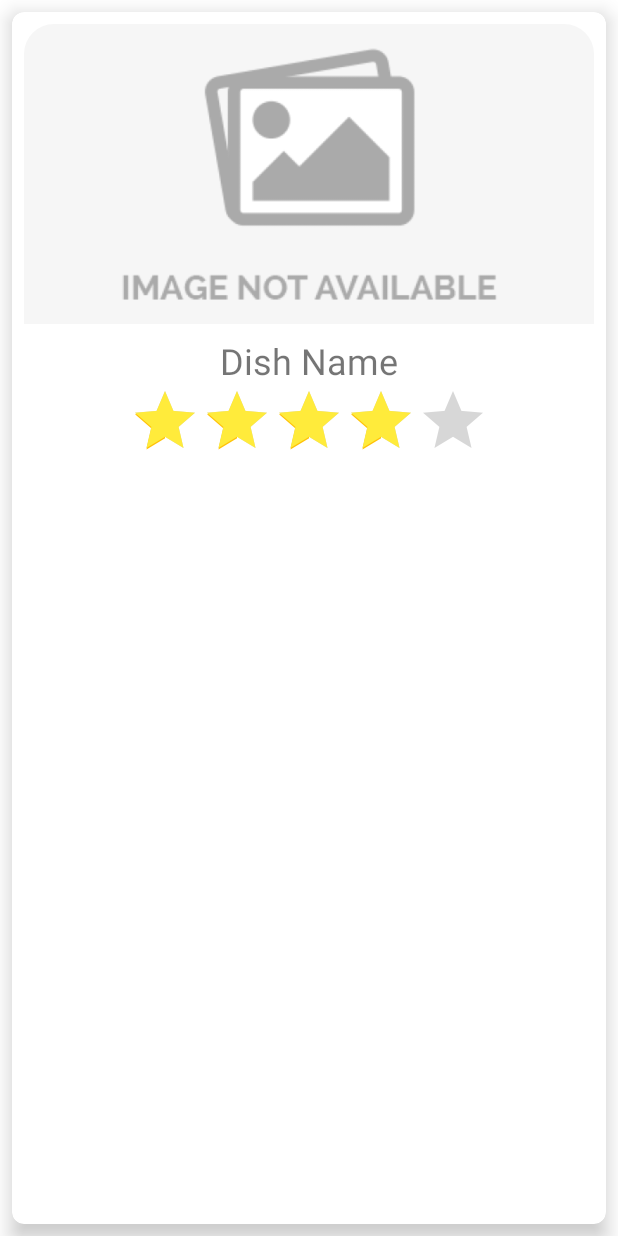
After one commit to ybiblow/FooDiary, an Android app: the layout fragment_dish.xml on its own in the app's theme, with its tools: preview values and no code run, on a phone screen of 412 x 824 dp. The commit adds this screen. Run offline under Robolectric (Android 15) with nearby library versions, the phone set to English and light mode, and no system bars.

Commit message:
finished skeleton for fragment_dish.xml

```diff
--- a/app/build.gradle
+++ b/app/build.gradle
@@ -45,6 +45,7 @@ dependencies {
 
     implementation 'com.google.firebase:firebase-database:20.0.3'
     implementation 'androidx.legacy:legacy-support-v4:1.0.0'
+    implementation 'com.google.firebase:firebase-storage:20.0.0'
     testImplementation 'junit:junit:4.+'
     androidTestImplementation 'androidx.test.ext:junit:1.1.3'
     androidTestImplementation 'androidx.test.espresso:espresso-core:3.4.0'
--- a/app/src/main/java/dev/jacob_ba/foodiary/adapters/RestaurantAdapter.java
+++ b/app/src/main/java/dev/jacob_ba/foodiary/adapters/RestaurantAdapter.java
@@ -67,7 +67,7 @@ public class RestaurantAdapter extends RecyclerView.Adapter<RecyclerView.ViewHol
         private MaterialTextView restaurant_name;
         private MaterialTextView restaurant_category;
         private AppCompatRatingBar restaurant_rating;
-        Restaurant restaurant;
+        private Restaurant restaurant;
 
         public RestaurantViewHolder(@NonNull View itemView) {
 
--- a/app/src/main/java/dev/jacob_ba/foodiary/fragments/RestaurantFragment.java
+++ b/app/src/main/java/dev/jacob_ba/foodiary/fragments/RestaurantFragment.java
@@ -14,7 +14,6 @@ import android.util.Log;
 import android.view.LayoutInflater;
 import android.view.View;
 import android.view.ViewGroup;
-import android.widget.ImageView;
 import android.widget.RatingBar;
 import android.widget.TextView;
 
@@ -24,7 +23,6 @@ import java.util.ArrayList;
 
 import dev.jacob_ba.foodiary.R;
 import dev.jacob_ba.foodiary.adapters.DishAdapter;
-import dev.jacob_ba.foodiary.adapters.RestaurantAdapter;
 import dev.jacob_ba.foodiary.databinding.FragmentRestaurantBinding;
 import dev.jacob_ba.foodiary.models.Dish;
 import dev.jacob_ba.foodiary.models.Restaurant;
--- /dev/null
+++ b/app/src/main/res/layout/fragment_dish.xml
@@ -0,0 +1,58 @@
+<?xml version="1.0" encoding="utf-8"?>
+<RelativeLayout xmlns:android="http://schemas.android.com/apk/res/android"
+    xmlns:app="http://schemas.android.com/apk/res-auto"
+    xmlns:tools="http://schemas.android.com/tools"
+    android:layout_width="match_parent"
+    android:layout_height="match_parent"
+    tools:context=".fragments.DishFragment">
+
+    <com.google.android.material.card.MaterialCardView
+        android:layout_width="match_parent"
+        android:layout_height="match_parent"
+        android:layout_marginStart="8dp"
+        android:layout_marginTop="8dp"
+        android:layout_marginEnd="8dp"
+        android:layout_marginBottom="8dp"
+        android:elevation="8dp"
+        app:cardCornerRadius="8dp"
+        app:cardElevation="8dp">
+
+        <LinearLayout
+            android:layout_width="match_parent"
+            android:layout_height="match_parent"
+            android:layout_margin="8dp"
+            android:gravity="top"
+            android:orientation="vertical">
+
+            <com.google.android.material.imageview.ShapeableImageView
+                android:id="@+id/fragment_dish_image"
+                android:layout_width="match_parent"
+                android:layout_height="200dp"
+                android:layout_marginBottom="8dp"
+                android:scaleType="centerCrop"
+                android:src="@drawable/image_not_available"
+                app:shapeAppearance="@style/shapeableImageViewRounded" />
+
+            <TextView
+                android:id="@+id/fragment_dish_textView_name"
+                android:layout_width="match_parent"
+                android:layout_height="wrap_content"
+                android:gravity="center"
+                android:text="Dish Name"
+                android:textSize="24sp" />
+
+            <RatingBar
+                android:id="@+id/fragment_dish_ratingBar"
+                android:layout_width="wrap_content"
+                android:layout_height="wrap_content"
+                android:layout_gravity="center"
+                android:isIndicator="true"
+                android:numStars="5"
+                android:progressTint="@color/yellow_500"
+                android:rating="4"
+                android:secondaryProgressTint="@color/amber_500" />
+
+        </LinearLayout>
+    </com.google.android.material.card.MaterialCardView>
+
+</RelativeLayout>
--- a/app/src/main/res/values/strings.xml
+++ b/app/src/main/res/values/strings.xml
@@ -9,5 +9,7 @@
     <!-- Facebook application ID and custom URL scheme (app ID prefixed by 'fb'). -->
     <string name="facebook_application_id" translatable="false">491066769412221</string>
     <string name="facebook_login_protocol_scheme" translatable="false">fb491066769412221</string>
+    <!-- TODO: Remove or change this placeholder text -->
+    <string name="hello_blank_fragment">Hello blank fragment</string>
 
 </resources>
```
Also changed, not shown: app/src/main/java/dev/jacob_ba/foodiary/adapters/DishAdapter.java (+14 -0 lines), app/src/main/java/dev/jacob_ba/foodiary/fragments/DishFragment.java (added, +76 -0 lines), app/src/main/java/dev/jacob_ba/foodiary/models/Dish.java (+38 -1 lines), app/src/main/res/navigation/mobile_navigation.xml (+13 -0 lines).
